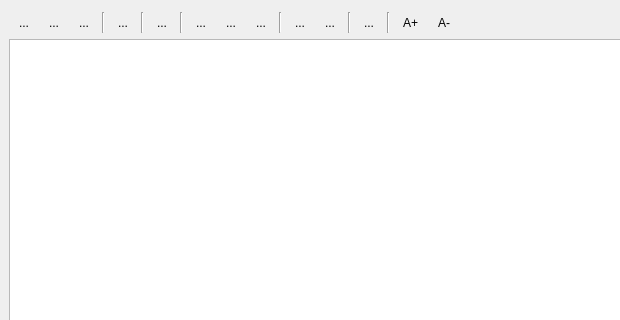
Before: the Qt Designer form python/plugins/processing/ui/DlgScriptEditor.ui in qgis/QGIS, drawn with Qt 5; both pictures show x 0 to 620 and y 0 to 320 of the 720 by 480 pixel window.
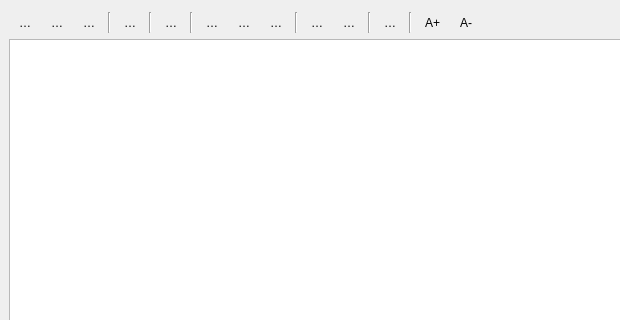
After: the same form once the commit is applied. Custom widgets are drawn as their Qt base class.

```diff
--- a/python/plugins/processing/ui/DlgScriptEditor.ui
+++ b/python/plugins/processing/ui/DlgScriptEditor.ui
@@ -40,7 +40,7 @@
         <string>Open script</string>
        </property>
        <property name="text">
-        <string>...</string>
+        <string>…</string>
        </property>
        <property name="shortcut">
         <string>Ctrl+O, Return</string>
@@ -56,7 +56,7 @@
         <string>Save</string>
        </property>
        <property name="text">
-        <string>...</string>
+        <string>…</string>
        </property>
        <property name="shortcut">
         <string>Ctrl+S</string>
@@ -72,7 +72,7 @@
         <string>Save as...</string>
        </property>
        <property name="text">
-        <string>...</string>
+        <string>…</string>
        </property>
        <property name="shortcut">
         <string>Ctrl+Shift+S</string>
@@ -95,7 +95,7 @@
         <string>Edit script help</string>
        </property>
        <property name="text">
-        <string>...</string>
+        <string>…</string>
        </property>
        <property name="autoRaise">
         <bool>true</bool>
@@ -115,7 +115,7 @@
         <string>Run algorithm</string>
        </property>
        <property name="text">
-        <string>...</string>
+        <string>…</string>
        </property>
        <property name="shortcut">
         <string>F5</string>
@@ -138,7 +138,7 @@
         <string>Cut</string>
        </property>
        <property name="text">
-        <string>...</string>
+        <string>…</string>
        </property>
        <property name="shortcut">
         <string>Ctrl+X</string>
@@ -154,7 +154,7 @@
         <string>Copy</string>
        </property>
        <property name="text">
-        <string>...</string>
+        <string>…</string>
        </property>
        <property name="shortcut">
         <string>Ctrl+C</string>
@@ -170,7 +170,7 @@
         <string>Paste</string>
        </property>
        <property name="text">
-        <string>...</string>
+        <string>…</string>
        </property>
        <property name="shortcut">
         <string>Ctrl+V</string>
@@ -193,7 +193,7 @@
         <string>Undo</string>
        </property>
        <property name="text">
-        <string>...</string>
+        <string>…</string>
        </property>
        <property name="shortcut">
         <string>Ctrl+Z</string>
@@ -209,7 +209,7 @@
         <string>Redo</string>
        </property>
        <property name="text">
-        <string>...</string>
+        <string>…</string>
        </property>
        <property name="shortcut">
         <string>Ctrl+Shift+Z</string>
@@ -229,7 +229,7 @@
      <item>
       <widget class="QToolButton" name="btnSnippets">
        <property name="text">
-        <string>...</string>
+        <string>…</string>
        </property>
        <property name="autoRaise">
         <bool>true</bool>
```
Left out of the diff: 2 changed lines with no effect on the pictures.
